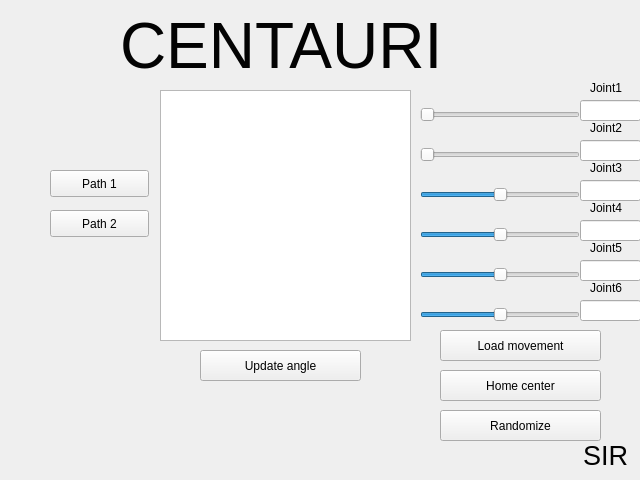
Old version of the form rqt_mypkg/resource/MyPlugin.ui in the repository andresaraque/centauri6dof.
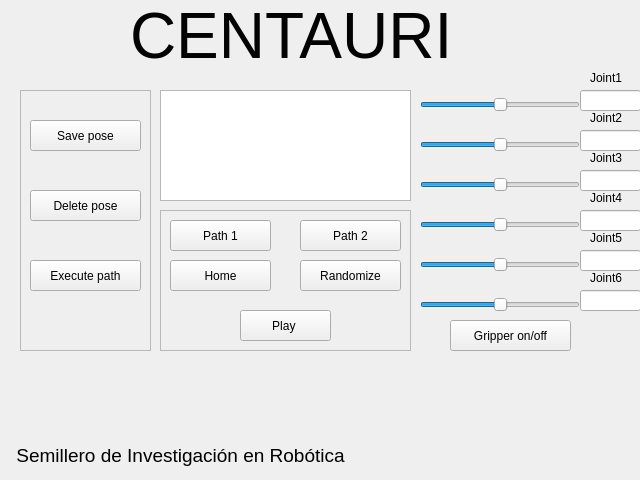
New version of the form. Icons and pictures are not drawn.

Patch:
```diff
--- a/rqt_mypkg/resource/MyPlugin.ui
+++ b/rqt_mypkg/resource/MyPlugin.ui
@@ -13,6 +13,552 @@
   <property name="windowTitle">
    <string>Centauri6dof</string>
   </property>
+  <widget class="QTextEdit" name="ShowText">
+   <property name="geometry">
+    <rect>
+     <x>160</x>
+     <y>90</y>
+     <width>251</width>
+     <height>111</height>
+    </rect>
+   </property>
+  </widget>
+  <widget class="QSlider" name="SlJoint1">
+   <property name="geometry">
+    <rect>
+     <x>420</x>
+     <y>90</y>
+     <width>160</width>
+     <height>29</height>
+    </rect>
+   </property>
+   <property name="minimum">
+    <number>-15707</number>
+   </property>
+   <property name="maximum">
+    <number>15707</number>
+   </property>
+   <property name="value">
+    <number>0</number>
+   </property>
+   <property name="orientation">
+    <enum>Qt::Horizontal</enum>
+   </property>
+  </widget>
+  <widget class="QLineEdit" name="ShowJoint1">
+   <property name="geometry">
+    <rect>
+     <x>580</x>
+     <y>90</y>
+     <width>61</width>
+     <height>21</height>
+    </rect>
+   </property>
+   <property name="toolTip">
+    <string>&lt;html&gt;&lt;head/&gt;&lt;body&gt;&lt;p&gt;&lt;span style=&quot; font-size:9pt;&quot;&gt;4.52&lt;/span&gt;&lt;/p&gt;&lt;/body&gt;&lt;/html&gt;</string>
+   </property>
+   <property name="text">
+    <string/>
+   </property>
+  </widget>
+  <widget class="QLineEdit" name="ShowJoint2">
+   <property name="geometry">
+    <rect>
+     <x>580</x>
+     <y>130</y>
+     <width>61</width>
+     <height>21</height>
+    </rect>
+   </property>
+   <property name="toolTip">
+    <string>&lt;html&gt;&lt;head/&gt;&lt;body&gt;&lt;p&gt;&lt;span style=&quot; font-size:9pt;&quot;&gt;1.75000&lt;/span&gt;&lt;/p&gt;&lt;/body&gt;&lt;/html&gt;</string>
+   </property>
+   <property name="text">
+    <string/>
+   </property>
+  </widget>
+  <widget class="QSlider" name="SlJoint2">
+   <property name="geometry">
+    <rect>
+     <x>420</x>
+     <y>130</y>
+     <width>160</width>
+     <height>29</height>
+    </rect>
+   </property>
+   <property name="minimum">
+    <number>-15707</number>
+   </property>
+   <property name="maximum">
+    <number>15707</number>
+   </property>
+   <property name="orientation">
+    <enum>Qt::Horizontal</enum>
+   </property>
+  </widget>
+  <widget class="QSlider" name="SlJoint4">
+   <property name="geometry">
+    <rect>
+     <x>420</x>
+     <y>210</y>
+     <width>160</width>
+     <height>29</height>
+    </rect>
+   </property>
+   <property name="minimum">
+    <number>-15707</number>
+   </property>
+   <property name="maximum">
+    <number>15707</number>
+   </property>
+   <property name="orientation">
+    <enum>Qt::Horizontal</enum>
+   </property>
+  </widget>
+  <widget class="QSlider" name="SlJoint3">
+   <property name="geometry">
+    <rect>
+     <x>420</x>
+     <y>170</y>
+     <width>160</width>
+     <height>29</height>
+    </rect>
+   </property>
+   <property name="minimum">
+    <number>-15707</number>
+   </property>
+   <property name="maximum">
+    <number>15707</number>
+   </property>
+   <property name="orientation">
+    <enum>Qt::Horizontal</enum>
+   </property>
+  </widget>
+  <widget class="QLineEdit" name="ShowJoint4">
+   <property name="geometry">
+    <rect>
+     <x>580</x>
+     <y>210</y>
+     <width>61</width>
+     <height>21</height>
+    </rect>
+   </property>
+   <property name="toolTip">
+    <string>&lt;html&gt;&lt;head/&gt;&lt;body&gt;&lt;p&gt;&lt;span style=&quot; font-size:9pt;&quot;&gt;1.7500&lt;/span&gt;&lt;/p&gt;&lt;/body&gt;&lt;/html&gt;</string>
+   </property>
+  </widget>
+  <widget class="QSlider" name="SlJoint6">
+   <property name="geometry">
+    <rect>
+     <x>420</x>
+     <y>290</y>
+     <width>160</width>
+     <height>29</height>
+    </rect>
+   </property>
+   <property name="minimum">
+    <number>-15707</number>
+   </property>
+   <property name="maximum">
+    <number>15707</number>
+   </property>
+   <property name="orientation">
+    <enum>Qt::Horizontal</enum>
+   </property>
+  </widget>
+  <widget class="QLineEdit" name="ShowJoint5">
+   <property name="geometry">
+    <rect>
+     <x>580</x>
+     <y>250</y>
+     <width>61</width>
+     <height>21</height>
+    </rect>
+   </property>
+  </widget>
+  <widget class="QSlider" name="SlJoint5">
+   <property name="geometry">
+    <rect>
+     <x>420</x>
+     <y>250</y>
+     <width>160</width>
+     <height>29</height>
+    </rect>
+   </property>
+   <property name="minimum">
+    <number>-15707</number>
+   </property>
+   <property name="maximum">
+    <number>15707</number>
+   </property>
+   <property name="orientation">
+    <enum>Qt::Horizontal</enum>
+   </property>
+  </widget>
+  <widget class="QLineEdit" name="ShowJoint6">
+   <property name="geometry">
+    <rect>
+     <x>580</x>
+     <y>290</y>
+     <width>61</width>
+     <height>21</height>
+    </rect>
+   </property>
+  </widget>
+  <widget class="QLabel" name="LabelCentauri">
+   <property name="geometry">
+    <rect>
+     <x>130</x>
+     <y>0</y>
+     <width>321</width>
+     <height>71</height>
+    </rect>
+   </property>
+   <property name="styleSheet">
+    <string notr="true">color: rgb(3, 3, 3);</string>
+   </property>
+   <property name="text">
+    <string>&lt;html&gt;&lt;head/&gt;&lt;body&gt;&lt;p align=&quot;center&quot;&gt;&lt;span style=&quot; font-size:48pt;&quot;&gt;CENTAURI&lt;/span&gt;&lt;/p&gt;&lt;/body&gt;&lt;/html&gt;</string>
+   </property>
+  </widget>
+  <widget class="QLabel" name="LabelSIR">
+   <property name="geometry">
+    <rect>
+     <x>10</x>
+     <y>440</y>
+     <width>341</width>
+     <height>31</height>
+    </rect>
+   </property>
+   <property name="text">
+    <string>&lt;html&gt;&lt;head/&gt;&lt;body&gt;&lt;p align=&quot;center&quot;&gt;&lt;span style=&quot; font-size:14pt;&quot;&gt;Semillero de Investigación en Robótica&lt;/span&gt;&lt;/p&gt;&lt;/body&gt;&lt;/html&gt;</string>
+   </property>
+  </widget>
+  <widget class="QLabel" name="labelJ1">
+   <property name="geometry">
+    <rect>
+     <x>590</x>
+     <y>70</y>
+     <width>41</width>
+     <height>16</height>
+    </rect>
+   </property>
+   <property name="text">
+    <string>Joint1</string>
+   </property>
+  </widget>
+  <widget class="QLabel" name="labelJ2">
+   <property name="geometry">
+    <rect>
+     <x>590</x>
+     <y>110</y>
+     <width>51</width>
+     <height>16</height>
+    </rect>
+   </property>
+   <property name="text">
+    <string>Joint2</string>
+   </property>
+  </widget>
+  <widget class="QLabel" name="labelJ3">
+   <property name="geometry">
+    <rect>
+     <x>590</x>
+     <y>150</y>
+     <width>51</width>
+     <height>16</height>
+    </rect>
+   </property>
+   <property name="text">
+    <string>Joint3</string>
+   </property>
+  </widget>
+  <widget class="QLabel" name="labelJ4">
+   <property name="geometry">
+    <rect>
+     <x>590</x>
+     <y>190</y>
+     <width>51</width>
+     <height>16</height>
+    </rect>
+   </property>
+   <property name="text">
+    <string>Joint4</string>
+   </property>
+  </widget>
+  <widget class="QLabel" name="labelJ5">
+   <property name="geometry">
+    <rect>
+     <x>590</x>
+     <y>230</y>
+     <width>51</width>
+     <height>16</height>
+    </rect>
+   </property>
+   <property name="text">
+    <string>Joint5</string>
+   </property>
+  </widget>
+  <widget class="QLabel" name="labelJ6">
+   <property name="geometry">
+    <rect>
+     <x>590</x>
+     <y>270</y>
+     <width>51</width>
+     <height>16</height>
+    </rect>
+   </property>
+   <property name="text">
+    <string>Joint6</string>
+   </property>
+  </widget>
+  <widget class="QLineEdit" name="ShowJoint3">
+   <property name="geometry">
+    <rect>
+     <x>580</x>
+     <y>170</y>
+     <width>61</width>
+     <height>21</height>
+    </rect>
+   </property>
+   <property name="toolTip">
+    <string>&lt;html&gt;&lt;head/&gt;&lt;body&gt;&lt;p&gt;&lt;span style=&quot; font-size:9pt;&quot;&gt;1.75000&lt;/span&gt;&lt;/p&gt;&lt;/body&gt;&lt;/html&gt;</string>
+   </property>
+  </widget>
+  <widget class="QPushButton" name="GripperButton">
+   <property name="geometry">
+    <rect>
+     <x>450</x>
+     <y>320</y>
+     <width>121</width>
+     <height>31</height>
+    </rect>
+   </property>
+   <property name="text">
+    <string>Gripper on/off</string>
+   </property>
+   <property name="iconSize">
+    <size>
+     <width>16</width>
+     <height>16</height>
+    </size>
+   </property>
+  </widget>
+  <widget class="QLabel" name="LabelImageUao">
+   <property name="geometry">
+    <rect>
+     <x>460</x>
+     <y>390</y>
+     <width>151</width>
+     <height>71</height>
+    </rect>
+   </property>
+   <property name="text">
+    <string/>
+   </property>
+   <property name="pixmap">
+    <pixmap resource="../../../../catkin_ws/src/rqt_mypkg/resource/logo_uao.qrc">:/uao/logo_uao.png</pixmap>
+   </property>
+   <property name="scaledContents">
+    <bool>true</bool>
+   </property>
+  </widget>
+  <widget class="QFrame" name="frame">
+   <property name="geometry">
+    <rect>
+     <x>20</x>
+     <y>90</y>
+     <width>131</width>
+     <height>261</height>
+    </rect>
+   </property>
+   <property name="frameShape">
+    <enum>QFrame::StyledPanel</enum>
+   </property>
+   <property name="frameShadow">
+    <enum>QFrame::Raised</enum>
+   </property>
+   <widget class="QPushButton" name="ExecutePathButton">
+    <property name="geometry">
+     <rect>
+      <x>10</x>
+      <y>170</y>
+      <width>111</width>
+      <height>31</height>
+     </rect>
+    </property>
+    <property name="text">
+     <string>Execute path</string>
+    </property>
+   <property name="iconSize">
+    <size>
+     <width>16</width>
+     <height>16</height>
+    </size>
+   </property>
+   </widget>
+   <widget class="QPushButton" name="DeletePoseButton">
+    <property name="geometry">
+     <rect>
+      <x>10</x>
+      <y>100</y>
+      <width>111</width>
+      <height>31</height>
+     </rect>
+    </property>
+    <property name="text">
+     <string>Delete pose</string>
+    </property>
+   <property name="iconSize">
+    <size>
+     <width>16</width>
+     <height>16</height>
+    </size>
+   </property>
+   </widget>
+   <widget class="QPushButton" name="SavePoseButton">
+    <property name="geometry">
+     <rect>
+      <x>10</x>
+      <y>30</y>
+      <width>111</width>
+      <height>31</height>
+     </rect>
+    </property>
+    <property name="text">
+     <string>Save pose</string>
+    </property>
+   <property name="iconSize">
+    <size>
+     <width>16</width>
+     <height>16</height>
+    </size>
+   </property>
+   </widget>
+  </widget>
+  <widget class="QFrame" name="frame_2">
+   <property name="geometry">
+    <rect>
+     <x>160</x>
+     <y>210</y>
+     <width>251</width>
+     <height>141</height>
+    </rect>
+   </property>
+   <property name="frameShape">
+    <enum>QFrame::StyledPanel</enum>
+   </property>
+   <property name="frameShadow">
+    <enum>QFrame::Raised</enum>
+   </property>
+   <widget class="QPushButton" name="PlayButton">
+    <property name="geometry">
+     <rect>
+      <x>80</x>
+      <y>100</y>
+      <width>91</width>
+      <height>31</height>
+     </rect>
+    </property>
+    <property name="text">
+     <string>Play </string>
+    </property>
+   <property name="iconSize">
+    <size>
+     <width>16</width>
+     <height>16</height>
+    </size>
+   </property>
+   </widget>
+   <widget class="QPushButton" name="Path1Button">
+    <property name="geometry">
+     <rect>
+      <x>10</x>
+      <y>10</y>
+      <width>101</width>
+      <height>31</height>
+     </rect>
+    </property>
+    <property name="text">
+     <string>Path 1</string>
+    </property>
+   <property name="iconSize">
+    <size>
+     <width>16</width>
+     <height>16</height>
+    </size>
+   </property>
+   </widget>
+   <widget class="QPushButton" name="HomeButton">
+    <property name="geometry">
+     <rect>
+      <x>10</x>
+      <y>50</y>
+      <width>101</width>
+      <height>31</height>
+     </rect>
+    </property>
+    <property name="text">
+     <string>Home</string>
+    </property>
+   <property name="iconSize">
+    <size>
+     <width>16</width>
+     <height>16</height>
+    </size>
+   </property>
+   </widget>
+   <widget class="QPushButton" name="RandomizeButton">
+    <property name="geometry">
+     <rect>
+      <x>140</x>
+      <y>50</y>
+      <width>101</width>
+      <height>31</height>
+     </rect>
+    </property>
+    <property name="text">
+     <string>Randomize</string>
+    </property>
+   <property name="iconSize">
+    <size>
+     <width>16</width>
+     <height>16</height>
+    </size>
+   </property>
+   </widget>
+   <widget class="QPushButton" name="Path2Button">
+    <property name="geometry">
+     <rect>
+      <x>140</x>
+      <y>10</y>
+      <width>101</width>
+      <height>31</height>
+     </rect>
+    </property>
+    <property name="text">
+     <string>Path 2</string>
+    </property>
+   <property name="iconSize">
+    <size>
+     <width>16</width>
+     <height>16</height>
+    </size>
+   </property>
+   </widget>
+ <!--
+ <widget class="QWidget" name="MainWindow">
+  <property name="geometry">
+   <rect>
+    <x>0</x>
+    <y>0</y>
+    <width>640</width>
+    <height>480</height>
+   </rect>
+  </property>
+  <property name="windowTitle">
+   <string>Centauri6dof</string>
+  </property>
   <widget class="QPushButton" name="Path1Button">
     <property name="geometry">
       <rect>
@@ -391,7 +937,7 @@
     </rect>
    </property>
    <property name="text">
-    <string>Home center</string>
+    <string>Home</string>
    </property>
     <property name="iconSize">
      <size>
@@ -419,7 +965,11 @@
      </size>
     </property>
   </widget>
+  !-->
   </widget>
- <resources/>
+</widget>
+ <resources>
+  <include location="logo_uao.qrc"/>
+ </resources>
  <connections/>
 </ui>
```
